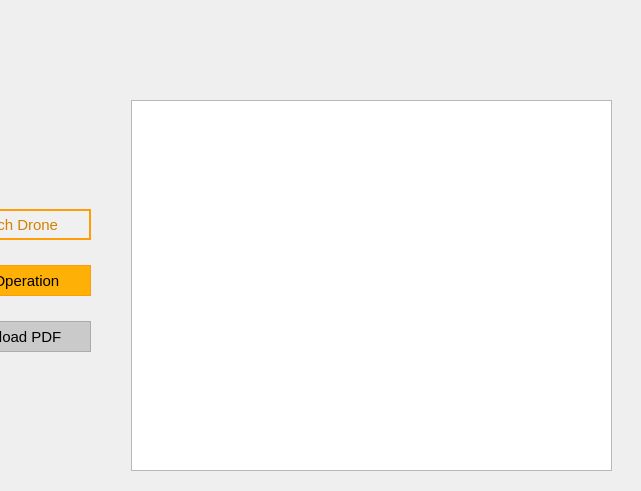
Qt form Gui/Pilot/Homepage/Homepage.ui (whitePenumbra/SARdrone) before a commit; both pictures show x 619 to 1260 and y 330 to 821 of the 1260 by 821 pixel window.
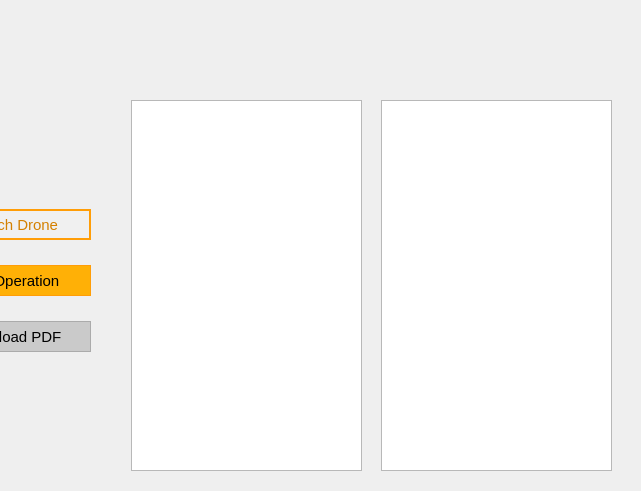
The same form after that commit. Icons and pictures are not drawn.

Commit message: split console for coordinates

```diff
--- a/Gui/Pilot/Homepage/Homepage.ui
+++ b/Gui/Pilot/Homepage/Homepage.ui
@@ -390,7 +390,17 @@
      <rect>
       <x>750</x>
       <y>430</y>
-      <width>481</width>
+      <width>231</width>
+      <height>371</height>
+     </rect>
+    </property>
+   </widget>
+   <widget class="QTextBrowser" name="droneConsole_2">
+    <property name="geometry">
+     <rect>
+      <x>1000</x>
+      <y>430</y>
+      <width>231</width>
       <height>371</height>
      </rect>
     </property>
```
The commit also changes 1 other file.
